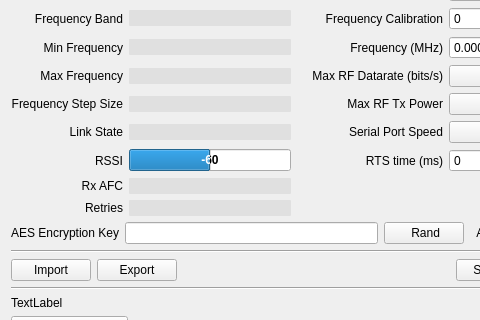
Qt form ground/openpilotgcs/src/plugins/pipxtreme/pipxtreme.ui (openpilot/OpenPilot) before a commit; both pictures show x 0 to 480 and y 125 to 445 of the 571 by 550 pixel window.
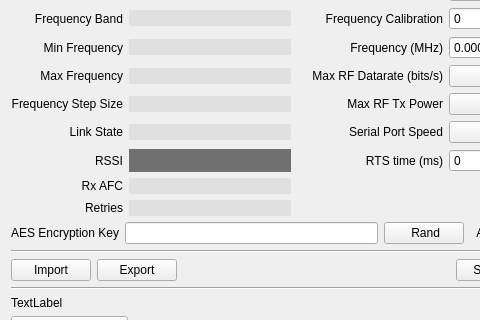
The same form after that commit. Custom widgets are drawn as their Qt base class.

Commit message: Added widgetbar for RSSI indicator because QProgressBar going in large steps.

Patch:
```diff
--- a/ground/openpilotgcs/src/plugins/pipxtreme/pipxtreme.ui
+++ b/ground/openpilotgcs/src/plugins/pipxtreme/pipxtreme.ui
@@ -439,36 +439,27 @@
       </widget>
      </item>
      <item row="7" column="1" colspan="2">
-      <widget class="QProgressBar" name="progressBar_RSSI">
-       <property name="font">
-        <font>
-         <weight>75</weight>
-         <bold>true</bold>
-        </font>
+      <widget class="WidgetBar" name="widgetRSSI" native="true">
+       <property name="sizePolicy">
+        <sizepolicy hsizetype="Preferred" vsizetype="Preferred">
+         <horstretch>0</horstretch>
+         <verstretch>0</verstretch>
+        </sizepolicy>
        </property>
-       <property name="toolTip">
-        <string>Received Signal Strength Indicator</string>
+       <property name="minimumSize">
+        <size>
+         <width>1</width>
+         <height>1</height>
+        </size>
        </property>
-       <property name="minimum">
-        <number>-120</number>
+       <property name="mouseTracking">
+        <bool>false</bool>
        </property>
-       <property name="maximum">
-        <number>0</number>
+       <property name="autoFillBackground">
+        <bool>false</bool>
        </property>
-       <property name="value">
-        <number>-60</number>
-       </property>
-       <property name="alignment">
-        <set>Qt::AlignCenter</set>
-       </property>
-       <property name="textVisible">
-        <bool>true</bool>
-       </property>
-       <property name="textDirection">
-        <enum>QProgressBar::TopToBottom</enum>
-       </property>
-       <property name="format">
-        <string>%v</string>
+       <property name="styleSheet">
+        <string notr="true">background-color: rgb(112, 112, 112);</string>
        </property>
       </widget>
      </item>
@@ -1023,6 +1014,13 @@
    </item>
   </layout>
  </widget>
+ <customwidgets>
+  <customwidget>
+   <class>WidgetBar</class>
+   <extends>QWidget</extends>
+   <header>widgetbar.h</header>
+  </customwidget>
+ </customwidgets>
  <resources/>
  <connections/>
 </ui>
```
Left out of the diff: 2 changed lines with no effect on the pictures. The commit also changes 5 other files.
